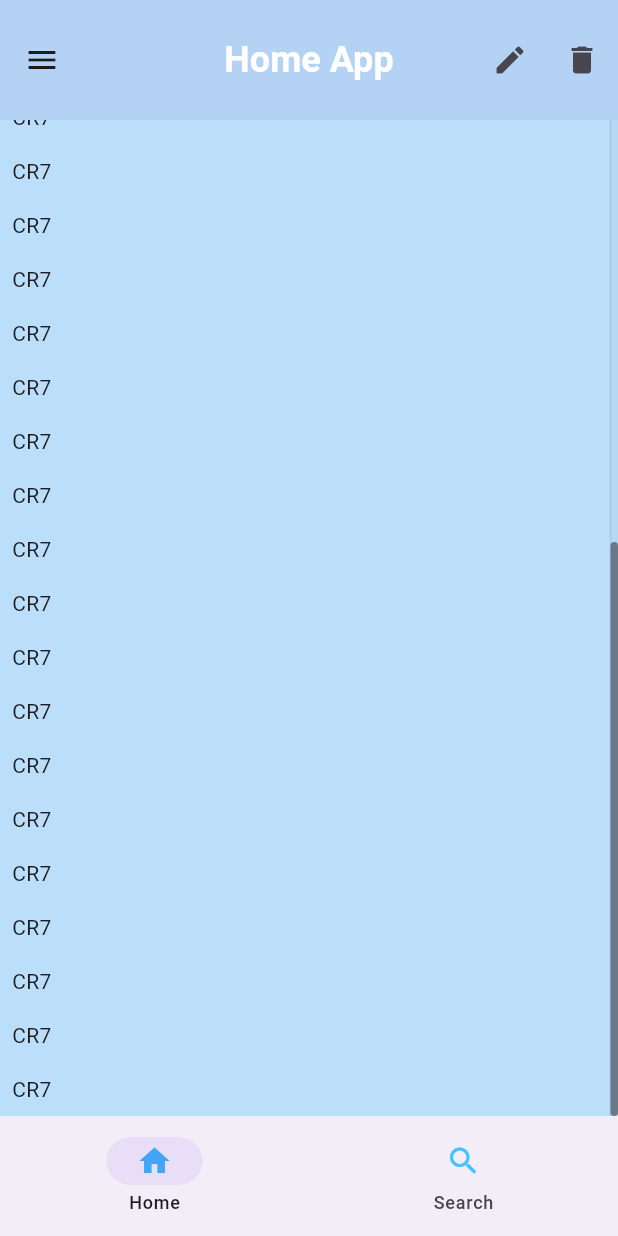
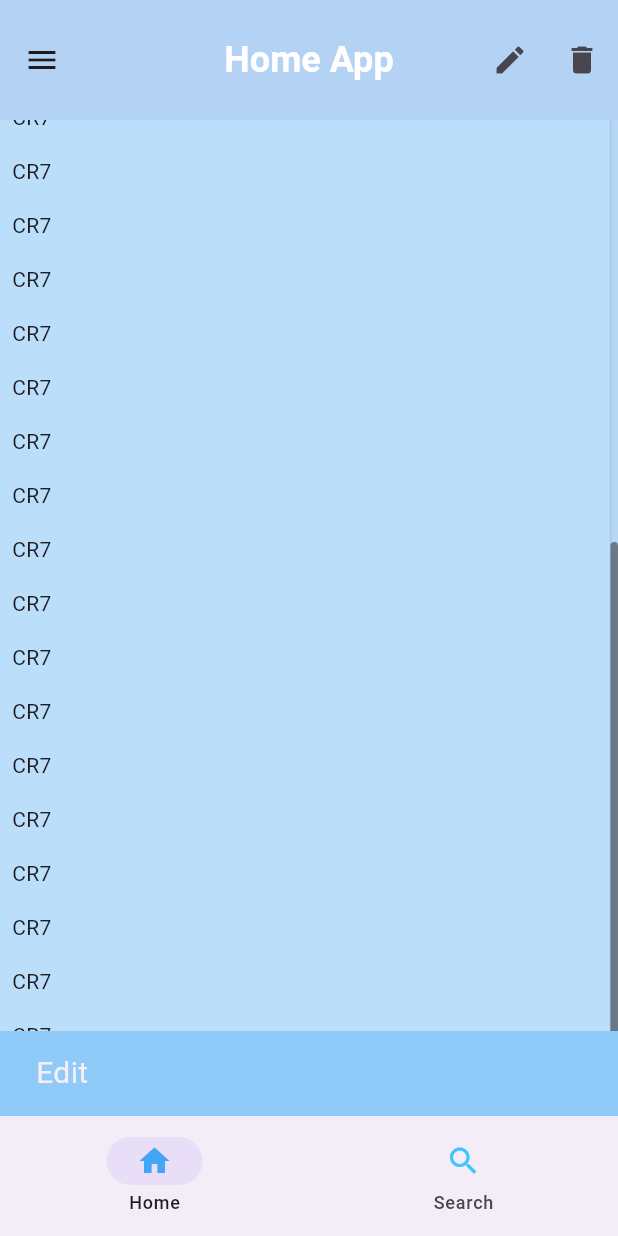
Before and after one commit to 07fahim/live_class_flutter, a Flutter app: the screen it shows after launch, scrolled down 488 dp, after a tap on the "edit" icon, on a phone screen of 412 x 824 dp. Run offline on Flutter 3.47's test engine with Material 3 defaults, Android fonts, the phone set to English and light mode, and no system bars.

Commit message:
Snackbar

```diff
--- a/lib/main.dart
+++ b/lib/main.dart
@@ -15,6 +15,18 @@ class MyApp extends StatelessWidget {
 
 class Home extends StatelessWidget {
   Home({super.key});
+
+
+  MySnacbar(message,context){
+
+    return ScaffoldMessenger.of(context).showSnackBar(
+      SnackBar(backgroundColor: Colors.blue.shade200,
+          //padding: EdgeInsets.all(10),
+
+
+          content:Text(message,style:TextStyle(fontSize: 20),)),
+    );
+  }
 
   List<String> friends = [
     "Fahim",
@@ -67,8 +79,8 @@ class Home extends StatelessWidget {
         toolbarHeight: 80,
         toolbarOpacity: 1,
         actions: [
-          IconButton(onPressed: () {}, icon: Icon(Icons.edit)),
-          IconButton(onPressed: () {}, icon: Icon(Icons.delete))
+          IconButton(onPressed: () {MySnacbar('Edit', context);}, icon: Icon(Icons.edit)),
+          IconButton(onPressed: () {MySnacbar('Delete', context);}, icon: Icon(Icons.delete))
         ],
       ),
       backgroundColor: Colors.blue.shade100,
```
